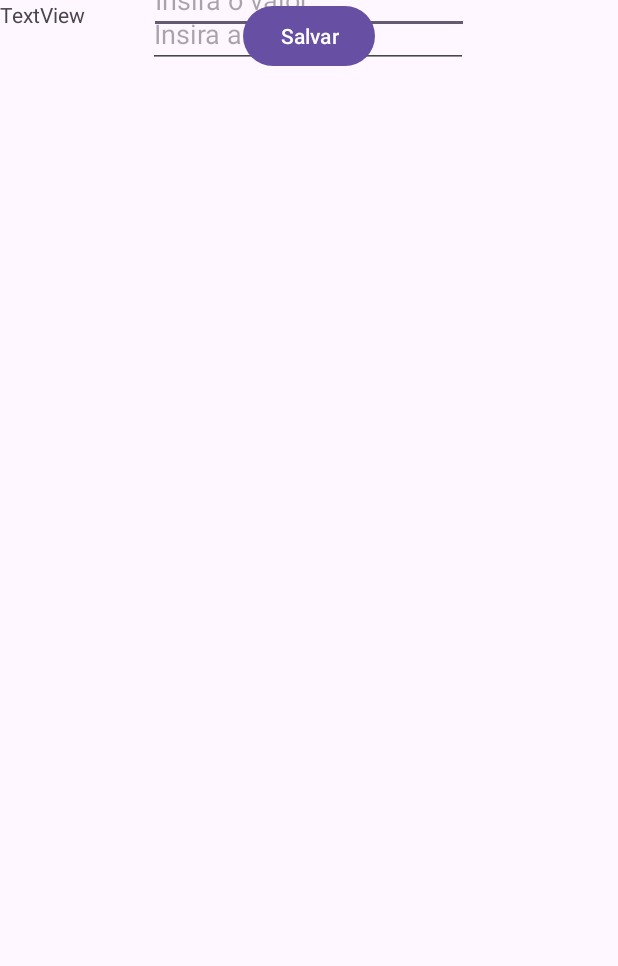
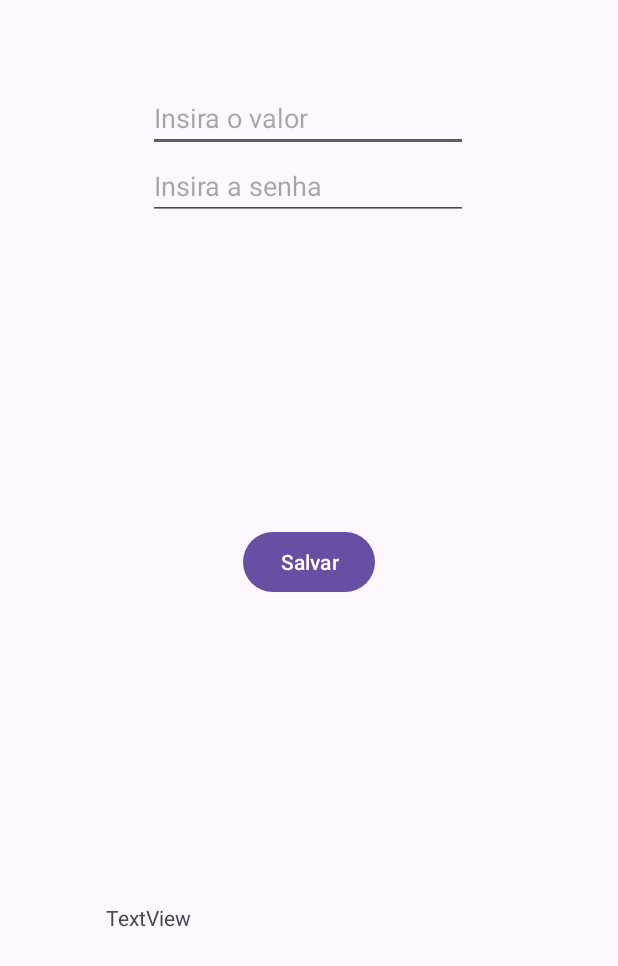
Before and after one commit to EduardoEurico/Aula_DispositivosMoveis, an Android app: the screen it shows after launch (MainActivity), on a phone screen of 412 x 824 dp. Shown: the top 966 px of the screen. Run offline under Robolectric (Android 15) with nearby library versions, the phone set to English and light mode, and no system bars; our stand-ins replace Room's generated code.

Commit message:
Codigo arrumado

```diff
--- a/RevisoProva2/app/build.gradle.kts
+++ b/RevisoProva2/app/build.gradle.kts
@@ -40,6 +40,6 @@ dependencies {
     testImplementation(libs.junit)
     androidTestImplementation(libs.ext.junit)
     androidTestImplementation(libs.espresso.core)
-    implementation("androidx.room:room-runtime:2.7.1")
-    annotationProcessor("androidx.room:room-runtime:2.7.1")
+    implementation(libs.room.runtime)
+    annotationProcessor(libs.room.compiler)
 }
--- a/RevisoProva2/app/src/main/res/layout/activity_main.xml
+++ b/RevisoProva2/app/src/main/res/layout/activity_main.xml
@@ -11,11 +11,12 @@
         android:id="@+id/editTextDescricao"
         android:layout_width="wrap_content"
         android:layout_height="wrap_content"
+        android:layout_marginTop="56dp"
         android:ems="10"
         android:hint="Insira o valor"
         android:inputType="text"
-        app:layout_constraintBottom_toTopOf="@+id/editTextNumber"
         app:layout_constraintEnd_toEndOf="parent"
+        app:layout_constraintHorizontal_bias="0.497"
         app:layout_constraintStart_toStartOf="parent"
         app:layout_constraintTop_toTopOf="parent" />
 
@@ -26,28 +27,31 @@
         android:ems="10"
         android:hint="Insira a senha"
         android:inputType="number"
+        app:layout_constraintBottom_toTopOf="@+id/textViewInformacoes"
         app:layout_constraintEnd_toEndOf="parent"
         app:layout_constraintHorizontal_bias="0.497"
         app:layout_constraintStart_toStartOf="parent"
-        tools:layout_editor_absoluteY="100dp" />
+        app:layout_constraintTop_toBottomOf="@+id/editTextDescricao"
+        app:layout_constraintVertical_bias="0.0" />
 
     <Button
         android:id="@+id/buttonSalvar"
         android:layout_width="wrap_content"
         android:layout_height="wrap_content"
         android:text="Salvar"
+        app:layout_constraintBottom_toTopOf="@+id/textViewInformacoes"
         app:layout_constraintEnd_toEndOf="parent"
         app:layout_constraintStart_toStartOf="parent"
-        tools:layout_editor_absoluteY="253dp" />
+        app:layout_constraintTop_toBottomOf="@+id/editTextNumber" />
 
     <TextView
         android:id="@+id/textViewInformacoes"
         android:layout_width="300dp"
         android:layout_height="222dp"
         android:text="TextView"
+        app:layout_constraintBottom_toBottomOf="parent"
         app:layout_constraintEnd_toEndOf="parent"
-        app:layout_constraintHorizontal_bias="0.0"
-        app:layout_constraintStart_toStartOf="parent"
-        tools:layout_editor_absoluteY="450dp" />
+        app:layout_constraintHorizontal_bias="0.63"
+        app:layout_constraintStart_toStartOf="parent" />
 
 </androidx.constraintlayout.widget.ConstraintLayout>
--- a/RevisoProva2/gradle/libs.versions.toml
+++ b/RevisoProva2/gradle/libs.versions.toml
@@ -7,6 +7,9 @@ appcompat = "1.6.1"
 material = "1.10.0"
 activity = "1.8.0"
 constraintlayout = "2.1.4"
+roomRuntime = "2.7.1"
+room = "2.6.1"
+
 
 [libraries]
 junit = { group = "junit", name = "junit", version.ref = "junit" }
@@ -16,6 +19,8 @@ appcompat = { group = "androidx.appcompat", name = "appcompat", version.ref = "a
 material = { group = "com.google.android.material", name = "material", version.ref = "material" }
 activity = { group = "androidx.activity", name = "activity", version.ref = "activity" }
 constraintlayout = { group = "androidx.constraintlayout", name = "constraintlayout", version.ref = "constraintlayout" }
+room-runtime = { module = "androidx.room:room-runtime", version.ref = "roomRuntime" }
+room-compiler = { group = "androidx.room", name = "room-compiler", version.ref = "room" }
 
 [plugins]
 android-application = { id = "com.android.application", version.ref = "agp" }
```
